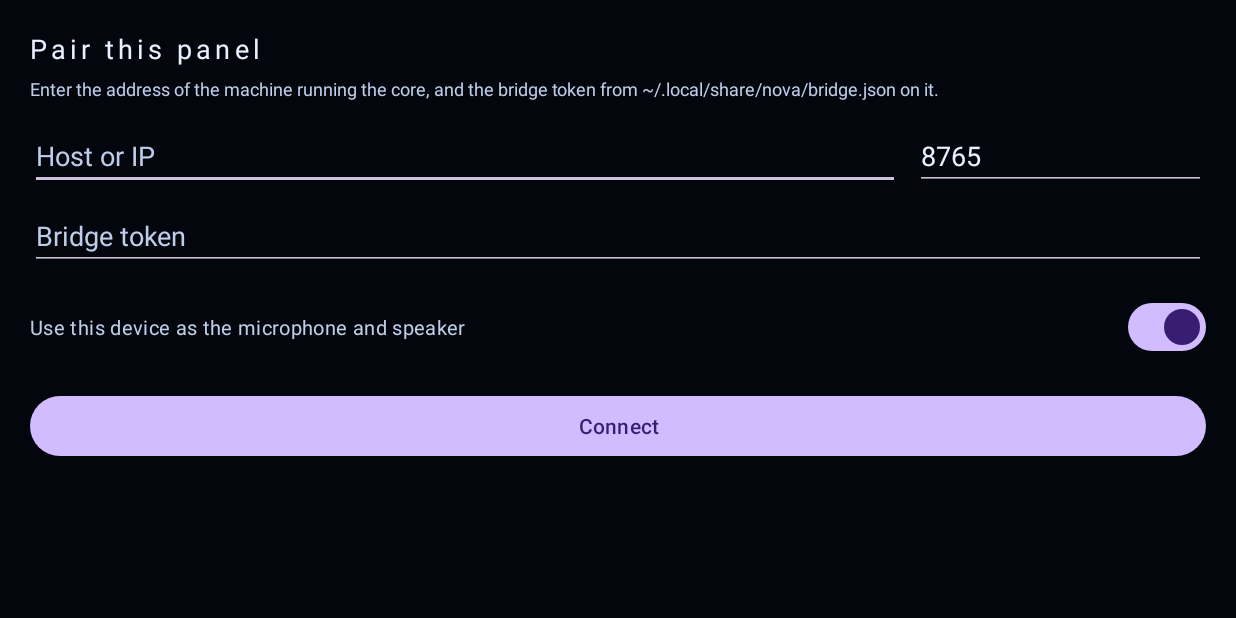
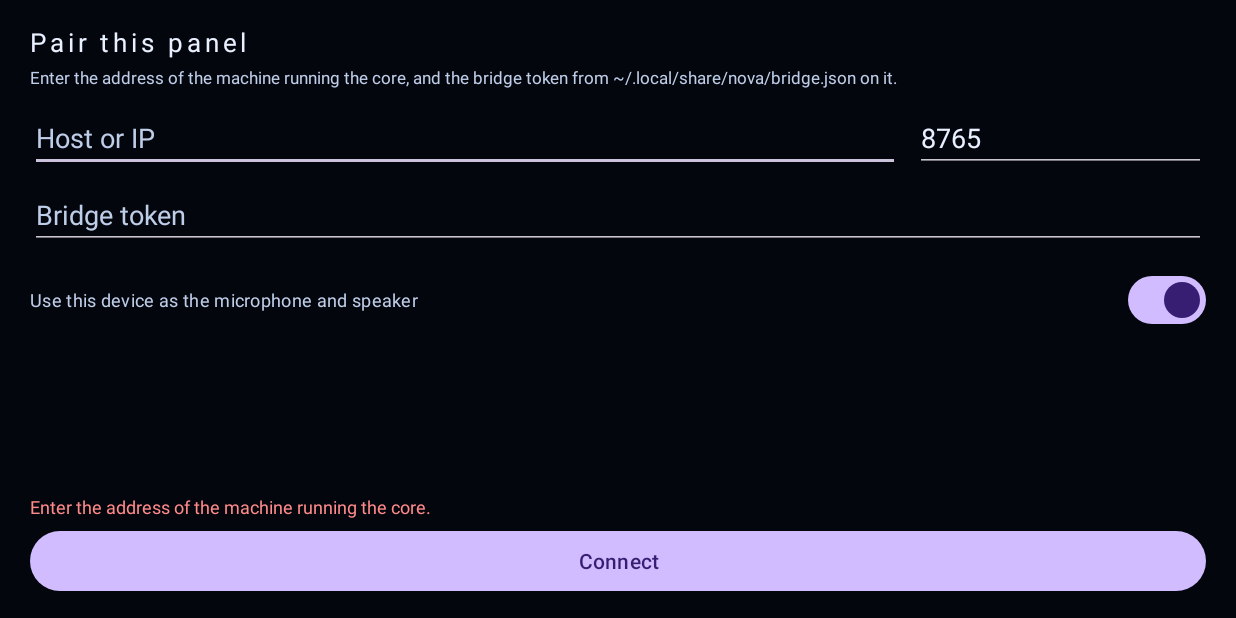
Before and after one commit to fjstabler/N.O.V.A.-V3, an Android app: the screen it shows after launch (PairingActivity), after a tap on "Connect", on a phone screen of 824 x 412 dp (held sideways). Run offline under Robolectric (Android 15) with nearby library versions, the phone set to English and light mode, and no system bars; 3 statements that could not run were skipped.

Commit message:
Make the pairing form usable on a 480px screen
The Connect button sat at the bottom of a single ScrollView, so on a panel this
short the keyboard covered it the moment the token field was focused. With no
button in reach, the key people press is the keyboard's own Done — which was
wired to nothing. The form appeared to ignore them.

Three fixes, all the same failure: the button now lives in a fixed footer
outside the scrolling area, so the keyboard cannot bury it; Done on the token
field submits; and the activity uses adjustResize so the fields move rather
than hide.

Validation errors are shown inline instead of as a Toast. A panel is usually
set up without notifications ever being granted, and a Toast that never
appears turns a refused form into a button that does nothing — which is
indistinguishable from the bug above, and would have made this harder to find.

The token field is textVisiblePassword now: no autocorrect mangling a random
string, and unlike textNoSuggestions it stays readable while being typed, which
matters for 43 characters entered on a touchscreen.

Co-Authored-By: Claude Opus 5 <noreply@anthropic.com>
Claude-Session: https://claude.ai/code/session_01EWm3VLH3FwWQ7UaJFZs14w

```diff
--- a/apps/panel/app/src/main/AndroidManifest.xml
+++ b/apps/panel/app/src/main/AndroidManifest.xml
@@ -49,10 +49,14 @@
             </intent-filter>
         </activity>
 
+        <!-- adjustResize so the keyboard shrinks the form rather than covering
+             it: on a 480px-tall panel the default leaves the fields under the
+             keyboard with no way to scroll to them. -->
         <activity
             android:name=".PairingActivity"
             android:exported="false"
             android:screenOrientation="landscape"
+            android:windowSoftInputMode="adjustResize"
             android:configChanges="orientation|screenSize|keyboardHidden" />
 
         <service
--- a/apps/panel/app/src/main/java/com/nova/panel/PairingActivity.kt
+++ b/apps/panel/app/src/main/java/com/nova/panel/PairingActivity.kt
@@ -2,7 +2,8 @@ package com.nova.panel
 
 import android.content.Intent
 import android.os.Bundle
-import android.widget.Toast
+import android.view.View
+import android.view.inputmethod.EditorInfo
 import androidx.appcompat.app.AppCompatActivity
 import com.nova.panel.databinding.ActivityPairingBinding
 
@@ -35,6 +36,19 @@ class PairingActivity : AppCompatActivity() {
         binding.microphone.isChecked = prefs.microphone
 
         binding.save.setOnClickListener { save() }
+
+        // Done on the token field submits the form. Without this, the key most
+        // obviously offered at the end of the last field does nothing, which
+        // reads as the app ignoring you — especially on a short screen where
+        // the button is the less discoverable of the two.
+        binding.token.setOnEditorActionListener { _, actionId, _ ->
+            if (actionId == EditorInfo.IME_ACTION_DONE) {
+                save()
+                true
+            } else {
+                false
+            }
+        }
     }
 
     private fun save() {
@@ -42,10 +56,11 @@ class PairingActivity : AppCompatActivity() {
         val token = binding.token.text.toString().trim()
         val port = binding.port.text.toString().trim().toIntOrNull() ?: Prefs.DEFAULT_PORT
 
-        if (host.isEmpty() || token.isEmpty()) {
-            Toast.makeText(this, R.string.pair_incomplete, Toast.LENGTH_SHORT).show()
-            return
-        }
+        // Inline rather than a Toast: a panel is often set up with
+        // notifications never granted, and a Toast that never appears turns a
+        // refused form into a button that seems to do nothing at all.
+        if (host.isEmpty()) return fail(getString(R.string.pair_need_host), binding.host)
+        if (token.isEmpty()) return fail(getString(R.string.pair_need_token), binding.token)
 
         prefs.host = host
         prefs.port = port
@@ -62,4 +77,10 @@ class PairingActivity : AppCompatActivity() {
         )
         finish()
     }
+
+    private fun fail(message: String, field: View) {
+        binding.status.text = message
+        binding.status.visibility = View.VISIBLE
+        field.requestFocus()
+    }
 }
--- a/apps/panel/app/src/main/res/layout/activity_pairing.xml
+++ b/apps/panel/app/src/main/res/layout/activity_pairing.xml
@@ -1,38 +1,56 @@
 <?xml version="1.0" encoding="utf-8"?>
-<ScrollView xmlns:android="http://schemas.android.com/apk/res/android"
+<!--
+  A fixed footer holding the button, with only the fields scrolling above it.
+
+  The obvious layout — everything in one ScrollView — puts Connect below the
+  fold on a 480px-tall screen the moment the keyboard opens, so it looks like
+  the form has no button at all and the keyboard's own Done key becomes the
+  thing people press. Pinning it costs one nested layout and means the button
+  is on screen whatever the keyboard is doing.
+-->
+<LinearLayout xmlns:android="http://schemas.android.com/apk/res/android"
     android:layout_width="match_parent"
     android:layout_height="match_parent"
-    android:background="@color/void_bg"
+    android:orientation="vertical"
+    android:background="@color/void_bg">
+
+    <ScrollView
+        android:layout_width="match_parent"
+        android:layout_height="0dp"
+        android:layout_weight="1"
         android:fillViewport="true">
 
         <LinearLayout
             android:layout_width="match_parent"
             android:layout_height="wrap_content"
             android:orientation="vertical"
-        android:padding="20dp">
+            android:paddingStart="20dp"
+            android:paddingEnd="20dp"
+            android:paddingTop="16dp"
+            android:paddingBottom="8dp">
 
             <TextView
                 android:layout_width="wrap_content"
                 android:layout_height="wrap_content"
                 android:text="@string/pair_title"
                 android:textColor="@color/text_primary"
-            android:textSize="18sp"
+                android:textSize="17sp"
                 android:letterSpacing="0.15" />
 
             <TextView
                 android:layout_width="match_parent"
                 android:layout_height="wrap_content"
-            android:layout_marginTop="6dp"
+                android:layout_marginTop="4dp"
                 android:text="@string/pair_body"
                 android:textColor="@color/text_secondary"
-            android:textSize="12sp" />
+                android:textSize="11sp" />
 
-        <!-- Host and port sit on one line: on a 480px-tall screen every row
+            <!-- Host and port share a line: on a 480px-tall screen every row
                  spent is a row the keyboard will cover. -->
             <LinearLayout
                 android:layout_width="match_parent"
                 android:layout_height="wrap_content"
-            android:layout_marginTop="14dp"
+                android:layout_marginTop="10dp"
                 android:orientation="horizontal">
 
                 <EditText
@@ -42,6 +60,7 @@
                     android:layout_weight="3"
                     android:hint="@string/pair_host"
                     android:inputType="textUri"
+                    android:imeOptions="actionNext"
                     android:autofillHints="no"
                     android:textColor="@color/text_primary"
                     android:textColorHint="@color/text_secondary" />
@@ -54,6 +73,7 @@
                     android:layout_marginStart="10dp"
                     android:hint="@string/pair_port"
                     android:inputType="number"
+                    android:imeOptions="actionNext"
                     android:autofillHints="no"
                     android:textColor="@color/text_primary"
                     android:textColorHint="@color/text_secondary" />
@@ -63,9 +83,10 @@
                 android:id="@+id/token"
                 android:layout_width="match_parent"
                 android:layout_height="wrap_content"
-            android:layout_marginTop="8dp"
+                android:layout_marginTop="6dp"
                 android:hint="@string/pair_token"
-            android:inputType="textNoSuggestions"
+                android:inputType="textVisiblePassword"
+                android:imeOptions="actionDone"
                 android:autofillHints="no"
                 android:textColor="@color/text_primary"
                 android:textColorHint="@color/text_secondary" />
@@ -74,16 +95,30 @@
                 android:id="@+id/microphone"
                 android:layout_width="match_parent"
                 android:layout_height="wrap_content"
-            android:layout_marginTop="14dp"
+                android:layout_marginTop="10dp"
                 android:text="@string/pair_mic"
                 android:textColor="@color/text_secondary"
-            android:textSize="13sp" />
+                android:textSize="12sp" />
+        </LinearLayout>
+    </ScrollView>
+
+    <TextView
+        android:id="@+id/status"
+        android:layout_width="match_parent"
+        android:layout_height="wrap_content"
+        android:paddingStart="20dp"
+        android:paddingEnd="20dp"
+        android:paddingBottom="4dp"
+        android:textColor="#FF8A8A"
+        android:textSize="12sp"
+        android:visibility="gone" />
 
     <Button
         android:id="@+id/save"
         android:layout_width="match_parent"
         android:layout_height="wrap_content"
-            android:layout_marginTop="18dp"
+        android:layout_marginStart="20dp"
+        android:layout_marginEnd="20dp"
+        android:layout_marginBottom="14dp"
         android:text="@string/pair_save" />
 </LinearLayout>
-</ScrollView>
--- a/apps/panel/app/src/main/res/values/strings.xml
+++ b/apps/panel/app/src/main/res/values/strings.xml
@@ -13,5 +13,6 @@
     <string name="audio_notification_body">This panel is acting as the microphone and speaker.</string>
     <string name="status_offline">Waiting for %1$s…</string>
     <string name="panel_settings">Panel settings</string>
-    <string name="pair_incomplete">An address and a token are both needed.</string>
+    <string name="pair_need_host">Enter the address of the machine running the core.</string>
+    <string name="pair_need_token">Enter the bridge token — see the note above.</string>
 </resources>
```
Also changed, not shown: 1 other file. Lines whose indentation alone changed are shown as unchanged.
